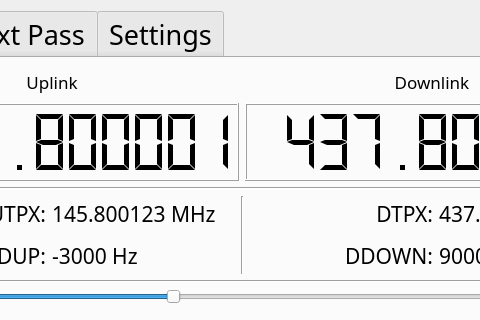
First picture: the form in AmsatGUI-small.ui, repository dl3jop/PARST, before the edit; both pictures show x 158 to 638 and y 0 to 320 of the 800 by 480 pixel window.
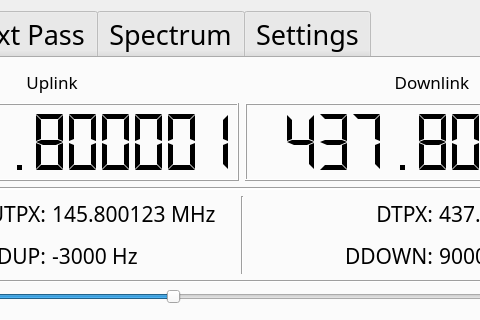
Second picture: the form after the edit. The open tabs and pages were chosen to show the change.

```diff
--- a/AmsatGUI-small.ui
+++ b/AmsatGUI-small.ui
@@ -814,6 +814,11 @@
         </item>
        </layout>
       </widget>
+      <widget class="QWidget" name="spectrum_tab">
+       <attribute name="title">
+        <string>Spectrum</string>
+       </attribute>
+      </widget>
       <widget class="QWidget" name="tab">
        <attribute name="title">
         <string>Settings</string>
```
Left out of the diff: 4 changed lines with no effect on the pictures.
